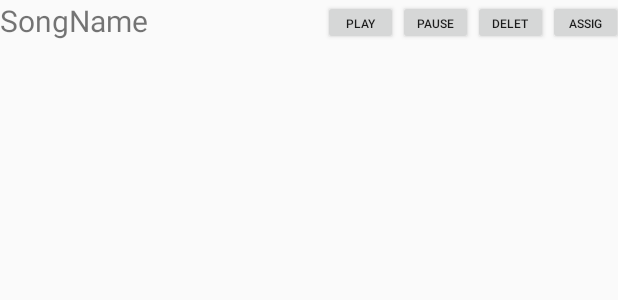
After one commit to AnawaratneMANA/MOBILE_APPLICATION, an Android app: the layout customlayout.xml on its own in the app's theme, with its tools: preview values and no code run, on a phone screen of 412 x 824 dp. The commit adds this screen. Shown: the top 300 px of the screen. Run offline under Robolectric (Android 15) with nearby library versions, the phone set to English and light mode, and no system bars.

Commit message:
display and playing files are done already and pause is there to be done

```diff
--- a/app/src/main/java/com/example/homeworktackingsoftware/AudioListFragment.java
+++ b/app/src/main/java/com/example/homeworktackingsoftware/AudioListFragment.java
@@ -9,6 +9,7 @@ import android.os.Bundle;
 
 import androidx.annotation.NonNull;
 import androidx.annotation.Nullable;
+import androidx.appcompat.app.AlertDialog;
 import androidx.core.app.ActivityCompat;
 import androidx.core.content.ContextCompat;
 import androidx.fragment.app.DialogFragment;
@@ -64,6 +65,7 @@ public class AudioListFragment extends DialogFragment {
         }
         return v;
     }
+
     public void dostuff() {
         arrayList = new ArrayList<>();
         ContentResolver contentResolver = getActivity().getContentResolver();
@@ -77,8 +79,8 @@ public class AudioListFragment extends DialogFragment {
             do {
                 String currentTitle = songCursor.getString(songtitle);
                 String currentLocation = songCursor.getString(songLocation);
-                //arrayList2.add("Title : " + currentTitle);
-                arrayList.add("Location : " + currentLocation);
+                //arrayList.add(currentTitle);
+                arrayList.add(currentLocation);
                 adapter = new ArrayAdapter<>(getActivity(),android.R.layout.simple_list_item_1 , arrayList);
                 myListViewforSongs.setAdapter(adapter);
                 myListViewforSongs.setOnItemClickListener(new AdapterView.OnItemClickListener() {
--- a/app/src/main/java/com/example/homeworktackingsoftware/RingingTones.java
+++ b/app/src/main/java/com/example/homeworktackingsoftware/RingingTones.java
@@ -2,7 +2,7 @@ package com.example.homeworktackingsoftware;
 
 public final class RingingTones {
     public static class song{
-        public static final String TABLE_NAME = "song";
+        public static final String TABLE_SONG_NAME = "song";
         public static final String SONG_ID = "song_id";
         public static final String SONG_NAME = "song_name";
         public static final String SONG_PATH = "song_path";
--- /dev/null
+++ b/app/src/main/res/layout/customlayout.xml
@@ -0,0 +1,43 @@
+<?xml version="1.0" encoding="utf-8"?>
+<LinearLayout
+    xmlns:android="http://schemas.android.com/apk/res/android"
+    android:layout_width="match_parent"
+    android:layout_height="30dp"
+    android:orientation="horizontal"
+    >
+    <TextView
+        android:id="@+id/textName"
+        android:layout_width="215dp"
+        android:layout_height="match_parent"
+        android:text="SongName"
+        android:textSize="20sp"
+        />
+
+    <Button
+        android:id="@+id/playButton"
+        android:layout_width="50dp"
+        android:layout_height="match_parent"
+        android:textSize="8sp"
+        android:text="play" />
+    <Button
+        android:id="@+id/pauseButton"
+        android:layout_width="50dp"
+        android:layout_height="match_parent"
+        android:textSize="8sp"
+        android:text="pause"
+        />
+    <Button
+        android:id="@+id/deleteButton"
+        android:layout_width="50dp"
+        android:layout_height="match_parent"
+        android:textSize="8sp"
+        android:text="delete"
+        />
+    <Button
+        android:id="@+id/assignToButton"
+        android:layout_width="50dp"
+        android:layout_height="match_parent"
+        android:textSize="8sp"
+        android:text="assign"
+        />
+</LinearLayout>
```
Also changed, not shown: app/src/main/java/com/example/homeworktackingsoftware/CustomMusicAdapter.java (added, +105 -0 lines), app/src/main/java/com/example/homeworktackingsoftware/DatabaseHelper.java (+22 -32 lines), app/src/main/java/com/example/homeworktackingsoftware/SongList.java (added, +31 -0 lines), app/src/main/java/com/example/homeworktackingsoftware/Sounds.java (+14 -1 lines), app/src/main/res/layout/activity_sounds.xml (+20 -25 lines).
